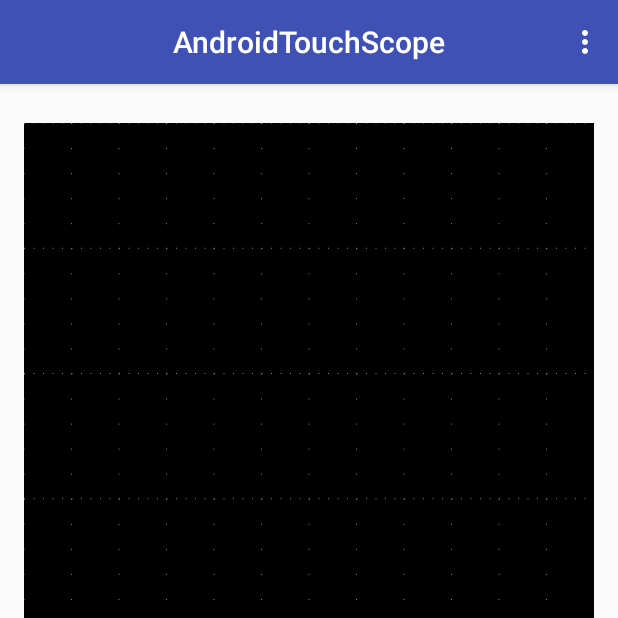
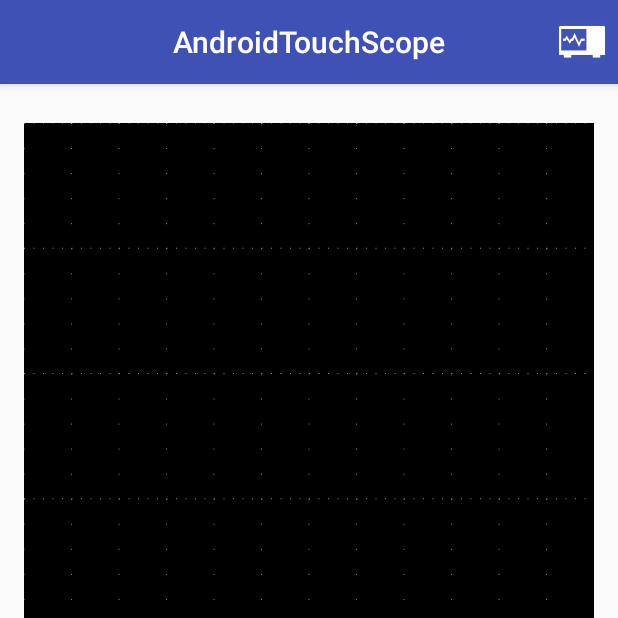
Before and after one commit to mmbuw/touchscope, an Android app: the screen it shows after launch (TouchScopeActivity), on a phone screen of 412 x 824 dp, the top half of it. Run offline under Robolectric (Android 15) with nearby library versions, the phone set to English and light mode, and no system bars.

Commit message:
DrawerLayout start, want to add scope controls here

```diff
--- a/source/android/AndroidTouchScope/app/src/main/java/de/uni_weimar/mheinz/androidtouchscope/TouchScopeActivity.java
+++ b/source/android/AndroidTouchScope/app/src/main/java/de/uni_weimar/mheinz/androidtouchscope/TouchScopeActivity.java
@@ -1,5 +1,9 @@
 package de.uni_weimar.mheinz.androidtouchscope;
 
+import android.graphics.Color;
+import android.support.v4.view.GravityCompat;
+import android.support.v4.widget.DrawerLayout;
+import android.support.v7.app.ActionBar;
 import android.support.v7.app.AppCompatActivity;
 import android.os.Build;
 import android.os.Bundle;
@@ -9,6 +13,8 @@ import android.view.MenuItem;
 import android.view.View;
 
 import android.os.Handler;
+import android.widget.ArrayAdapter;
+import android.widget.ListView;
 import android.widget.TextView;
 import android.widget.ToggleButton;
 import android.support.v7.widget.Toolbar;
@@ -25,6 +31,9 @@ public class TouchScopeActivity extends AppCompatActivity
     private BaseScope mActiveScope = null;
     private ScopeView mScopeView = null;
 
+    private DrawerLayout mDrawerLayout;
+    private ListView mDrawerList; // temp till done
+
     private Handler mRefreshHandler = new Handler();
 
     @Override
@@ -35,7 +44,22 @@ public class TouchScopeActivity extends AppCompatActivity
 
         Toolbar toolbar = (Toolbar)findViewById(R.id.scope_toolbar);
         setSupportActionBar(toolbar);
-        getSupportActionBar().setDisplayShowTitleEnabled(false);
+
+        mDrawerLayout = (DrawerLayout)findViewById(R.id.drawer_layout);
+        mDrawerLayout.setScrimColor(Color.TRANSPARENT);
+
+        ActionBar actionBar = getSupportActionBar();
+        if(actionBar != null)
+        {
+            actionBar.setDisplayShowTitleEnabled(false);
+          //  actionBar.setDisplayHomeAsUpEnabled(true);
+            actionBar.setHomeButtonEnabled(true);
+        }
+
+        mDrawerList = (ListView)findViewById(R.id.right_drawer);
+        mDrawerList.setAdapter(new ArrayAdapter<String>(this,
+                android.R.layout.simple_list_item_1,
+                new String[]{"one", "two", "three"}));
 
         mScopeView = (ScopeView) findViewById(R.id.scopeView);
         ToggleButton readButton = (ToggleButton)findViewById(R.id.testRead);
@@ -128,23 +152,20 @@ public class TouchScopeActivity extends AppCompatActivity
     public boolean onCreateOptionsMenu(Menu menu)
     {
         getMenuInflater().inflate(R.menu.menu_touch_scope, menu);
-        return true;
+        return super.onCreateOptionsMenu(menu);
     }
 
     @Override
     public boolean onOptionsItemSelected(MenuItem item)
     {
         int id = item.getItemId();
-
-        if (id == R.id.action_scope)
+        if(id == R.id.action_rightDrawer)
         {
-            initScope(true);
-            return true;
+            mDrawerLayout.openDrawer(GravityCompat.END);
         }
-        else if(id == R.id.action_test)
+        else
         {
-            initScope(false);
-            return true;
+            mDrawerLayout.closeDrawer(GravityCompat.END);
         }
 
         return super.onOptionsItemSelected(item);
--- a/source/android/AndroidTouchScope/app/src/main/res/layout/activity_touch_scope.xml
+++ b/source/android/AndroidTouchScope/app/src/main/res/layout/activity_touch_scope.xml
@@ -1,9 +1,15 @@
 <?xml version="1.0" encoding="utf-8"?>
-<LinearLayout xmlns:android="http://schemas.android.com/apk/res/android"
+<android.support.v4.widget.DrawerLayout
+    xmlns:android="http://schemas.android.com/apk/res/android"
     xmlns:app="http://schemas.android.com/apk/res-auto"
+    android:id="@+id/drawer_layout"
     android:layout_width="match_parent"
     android:layout_height="match_parent"
-              android:fitsSystemWindows="true"
+    android:fitsSystemWindows="true">
+
+    <LinearLayout
+        android:layout_width="match_parent"
+        android:layout_height="match_parent"
         android:orientation="vertical">
 
         <android.support.v7.widget.Toolbar
@@ -65,7 +71,17 @@
                 android:onClick="onTestRead"
                 android:layout_alignParentBottom="true"
                 android:layout_centerHorizontal="true"/>
-
-
         </RelativeLayout>
     </LinearLayout>
+
+    <ListView android:id="@+id/right_drawer"
+              android:layout_width="240dp"
+              android:layout_height="match_parent"
+              android:layout_gravity="end"
+              android:fitsSystemWindows="true"
+              android:choiceMode="singleChoice"
+              android:divider="@android:color/transparent"
+              android:dividerHeight="0dp"
+              android:background="#111"/>
+
+</android.support.v4.widget.DrawerLayout>
--- a/source/android/AndroidTouchScope/app/src/main/res/menu/menu_touch_scope.xml
+++ b/source/android/AndroidTouchScope/app/src/main/res/menu/menu_touch_scope.xml
@@ -2,6 +2,14 @@
     xmlns:app="http://schemas.android.com/apk/res-auto"
     xmlns:tools="http://schemas.android.com/tools"
     tools:context="de.uni_weimar.mheinz.androidtouchscope.TouchScopeActivity">
+
+    <item
+        android:id="@+id/action_rightDrawer"
+        android:icon="@drawable/oscilloscope"
+        android:title="O Settings"
+        app:showAsAction="always" />
+
+    <!--
     <item
         android:id="@+id/action_scope"
         android:orderInCategory="100"
@@ -12,4 +20,5 @@
         android:orderInCategory="100"
         android:title="test"
         app:showAsAction="never" />
+   -->
 </menu>
--- a/source/android/AndroidTouchScope/app/src/main/res/values-v21/styles.xml
+++ b/source/android/AndroidTouchScope/app/src/main/res/values-v21/styles.xml
@@ -7,5 +7,6 @@
         <item name="android:statusBarColor">@android:color/transparent</item>
         <item name="android:windowFullscreen">true</item>
         <item name="android:windowContentOverlay">@null</item>
+        <item name="android:windowTranslucentStatus">true</item>
     </style>
 </resources>
--- a/source/android/AndroidTouchScope/app/src/main/res/values/strings.xml
+++ b/source/android/AndroidTouchScope/app/src/main/res/values/strings.xml
@@ -1,4 +1,6 @@
 <resources>
     <string name="app_name">AndroidTouchScope</string>
     <string name="action_settings">Settings</string>
+    <string name="drawer_open">Open navigation drawer</string>
+    <string name="drawer_close">Close navigation drawer</string>
 </resources>
```
Also changed, not shown: source/android/AndroidTouchScope/app/src/main/res/drawable-hdpi/oscilloscope.png (added), source/android/AndroidTouchScope/app/src/main/res/drawable-mdpi/oscilloscope.png (added), source/android/AndroidTouchScope/app/src/main/res/drawable-xhdpi/oscilloscope.png (added), source/android/AndroidTouchScope/app/src/main/res/drawable-xxhdpi/oscilloscope.png (added), source/android/AndroidTouchScope/app/src/main/res/drawable-xxxhdpi/oscilloscope.png (added). Lines whose indentation alone changed are shown as unchanged.
